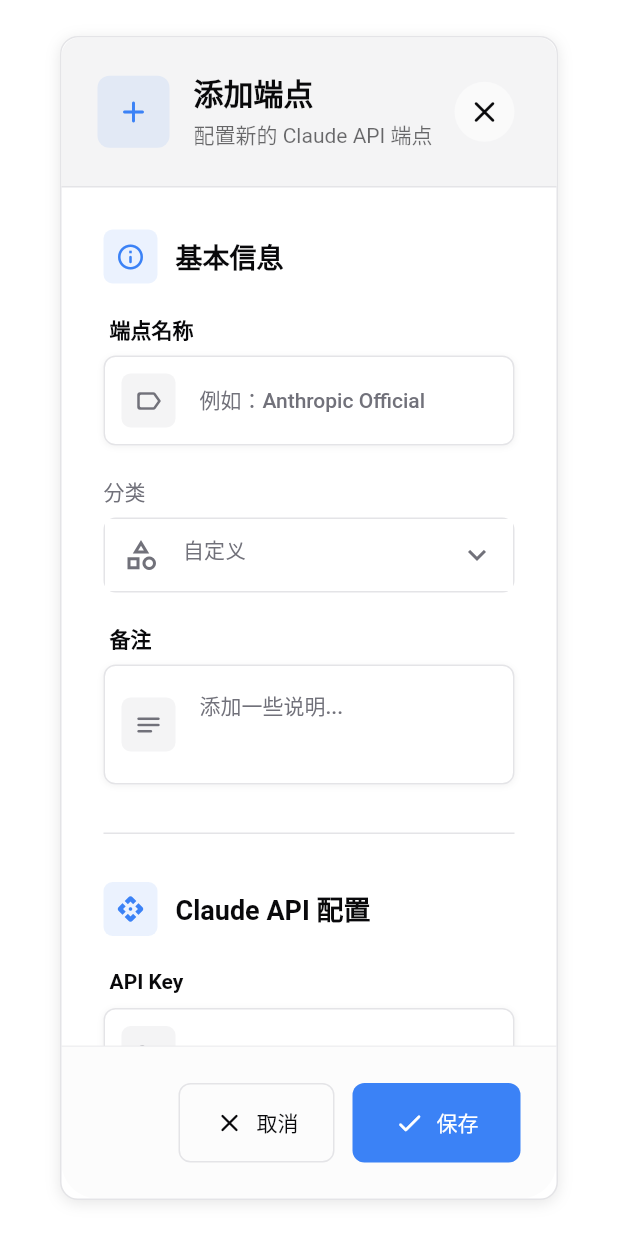
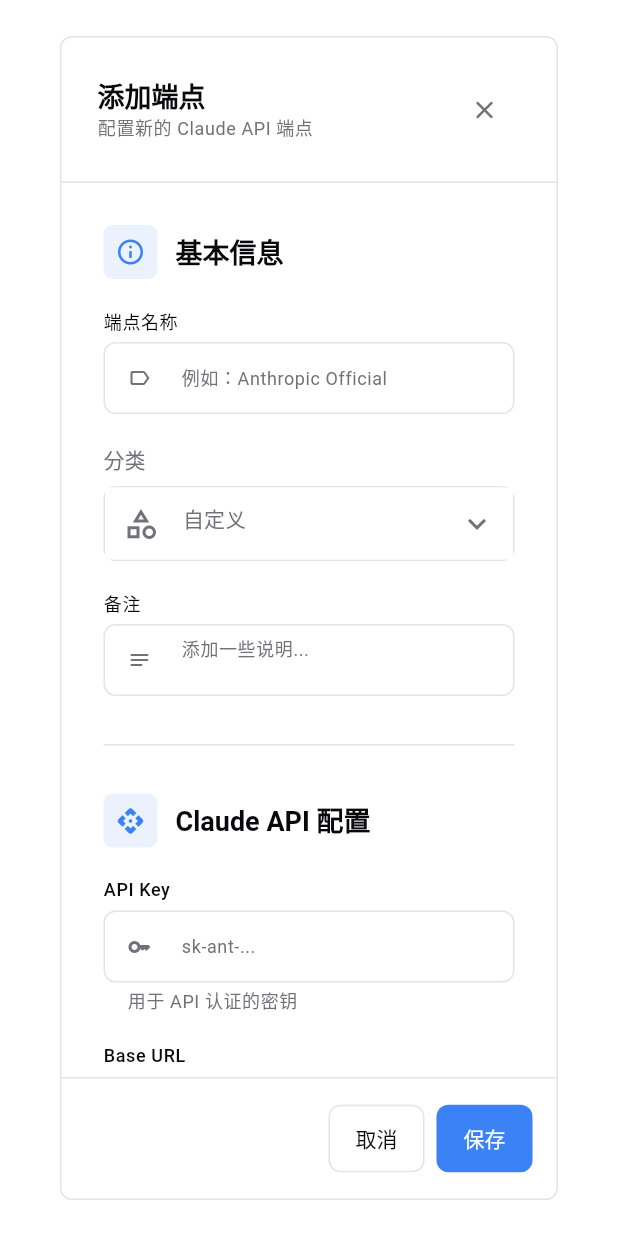
Before and after one commit to CalsRanna/code_proxy, a Flutter app: the EndpointFormDialog widget shown alone on an empty page, opened directly with empty values, on a phone screen of 412 x 824 dp. Run offline on Flutter 3.47's test engine with Material 3 defaults, Android fonts, the phone set to English and light mode, and no system bars; our stand-ins replace auto_route, get_it, shared_preferences, shelf, signals; missing offline and left inert: sqlite3; accounts and stored records are empty.

Commit message:
refactor: simplify UI design and improve styling consistency
The changes simplify and refine the UI design across multiple components, aligning more closely with Shadcn UI standards. Key changes include:

- Remove debug logging in proxy server
- Update ring colors to match official Shadcn standards
- Streamline dialog designs with simpler headers and consistent borders
- Simplify text field styling with cleaner borders and spacing
- Reduce visual complexity by removing excessive shadows and decorations
- Standardize spacing and border radius values
- Improve readability of form elements and headers

```diff
--- a/lib/services/proxy_server.dart
+++ b/lib/services/proxy_server.dart
@@ -426,11 +426,6 @@ class ProxyServer {
     // 保存实际使用的请求头（用于日志记录）
     final actualHeaders = Map<String, String>.from(headers);
 
-    // 打印转发请求信息到控制台
-    print(
-      '[Proxy] Forwarding ${request.method} ${upstreamUrl.toString()} -> ${endpoint.name}',
-    );
-
     // 获取超时配置（如果有）
     final timeoutMs = claudeConfig.env.apiTimeoutMs;
     final timeoutDuration = timeoutMs != null
--- a/lib/themes/shadcn_colors.dart
+++ b/lib/themes/shadcn_colors.dart
@@ -29,8 +29,8 @@ class ShadcnColors {
   /// 输入框边框色 - 同 border
   static const lightInput = Color(0xFFE4E4E7);
 
-  /// 聚焦环颜色 - 深色 (zinc-900)
-  static const lightRing = Color(0xFF18181B);
+  /// 聚焦环颜色 - 中灰 (zinc-400) - 官方标准
+  static const lightRing = Color(0xFFA1A1AA);
 
   // ==================== Dark Mode Colors ====================
 
@@ -58,8 +58,8 @@ class ShadcnColors {
   /// 输入框边框色 - 同 border
   static const darkInput = Color(0xFF27272A);
 
-  /// 聚焦环颜色 - 浅色 (zinc-300)
-  static const darkRing = Color(0xFFD4D4D8);
+  /// 聚焦环颜色 - 中深灰 (zinc-500) - 官方标准
+  static const darkRing = Color(0xFF71717A);
 
   // ==================== 状态颜色 ====================
 
--- a/lib/widgets/endpoint_form_dialog.dart
+++ b/lib/widgets/endpoint_form_dialog.dart
@@ -99,103 +99,68 @@ class _EndpointFormDialogState extends State<EndpointFormDialog> {
     final brightness = theme.brightness;
 
     return Dialog(
+      elevation: 0,
+      backgroundColor: ShadcnColors.card(brightness),
       shape: RoundedRectangleBorder(
-        borderRadius: BorderRadius.circular(ShadcnSpacing.radiusLarge),
+        borderRadius: BorderRadius.circular(ShadcnSpacing.radiusMedium),
       ),
-      elevation: 0,
-      backgroundColor: Colors.transparent,
       child: Container(
         constraints: const BoxConstraints(maxWidth: 680),
         decoration: BoxDecoration(
-          color: ShadcnColors.card(brightness),
-          borderRadius: BorderRadius.circular(ShadcnSpacing.radiusLarge),
+          borderRadius: BorderRadius.circular(ShadcnSpacing.radiusMedium),
           border: Border.all(
             color: ShadcnColors.border(brightness),
             width: ShadcnSpacing.borderWidth,
           ),
-          boxShadow: [
-            BoxShadow(
-              color: Colors.black.withValues(
-                alpha: brightness == Brightness.dark
-                    ? ShadcnSpacing.shadowOpacityDarkSmall
-                    : ShadcnSpacing.shadowOpacityLightMedium,
-              ),
-              blurRadius: ShadcnSpacing.shadowBlurMedium,
-              offset: Offset(0, ShadcnSpacing.shadowOffsetMedium),
-            ),
-          ],
         ),
         child: Column(
           mainAxisSize: MainAxisSize.min,
           children: [
-            // 标题栏（Shadcn 风格 - 纯色背景）
-            Container(
+            // 标题栏 - 极简设计，无背景色
+            Padding(
               padding: const EdgeInsets.all(ShadcnSpacing.spacing24),
-              decoration: BoxDecoration(
-                color: ShadcnColors.muted(brightness),
-                border: Border(
-                  bottom: BorderSide(
-                    color: ShadcnColors.border(brightness),
-                    width: ShadcnSpacing.borderWidth,
-                  ),
-                ),
-                borderRadius: BorderRadius.only(
-                  topLeft: Radius.circular(ShadcnSpacing.radiusLarge),
-                  topRight: Radius.circular(ShadcnSpacing.radiusLarge),
-                ),
-              ),
               child: Row(
                 children: [
-                  Container(
-                    padding: const EdgeInsets.all(ShadcnSpacing.spacing12),
-                    decoration: BoxDecoration(
-                      color: theme.colorScheme.primary.withValues(alpha: 0.1),
-                      borderRadius: BorderRadius.circular(ShadcnSpacing.radiusMedium),
-                    ),
-                    child: Icon(
-                      widget.endpoint == null
-                          ? Icons.add_rounded
-                          : Icons.edit_rounded,
-                      color: theme.colorScheme.primary,
-                      size: 24,
-                    ),
-                  ),
-                  const SizedBox(width: 16),
                   Expanded(
                     child: Column(
                       crossAxisAlignment: CrossAxisAlignment.start,
                       children: [
                         Text(
                           widget.endpoint == null ? '添加端点' : '编辑端点',
-                          style: theme.textTheme.headlineMedium?.copyWith(
-                            fontWeight: FontWeight.bold,
+                          style: theme.textTheme.titleLarge?.copyWith(
+                            fontWeight: FontWeight.w600,
                           ),
                         ),
-                        const SizedBox(height: 4),
-                        Text(
-                          widget.endpoint == null
-                              ? '配置新的 Claude API 端点'
-                              : '修改端点配置信息',
-                          style: theme.textTheme.bodyMedium?.copyWith(
-                            color: theme.colorScheme.onSurface.withValues(
-                              alpha: 0.6,
+                        if (widget.endpoint == null ||
+                            widget.endpoint != null) ...[
+                          const SizedBox(height: 2),
+                          Text(
+                            widget.endpoint == null
+                                ? '配置新的 Claude API 端点'
+                                : '修改端点配置信息',
+                            style: theme.textTheme.bodySmall?.copyWith(
+                              color: ShadcnColors.mutedForeground(brightness),
                             ),
                           ),
-                        ),
+                        ],
                       ],
                     ),
                   ),
                   IconButton(
                     onPressed: () => Navigator.pop(context),
-                    icon: const Icon(Icons.close_rounded),
+                    icon: const Icon(Icons.close_rounded, size: 20),
                     style: IconButton.styleFrom(
-                      backgroundColor: theme.colorScheme.surface.withValues(
-                        alpha: 0.5,
-                      ),
+                      foregroundColor: ShadcnColors.mutedForeground(brightness),
                     ),
                   ),
                 ],
               ),
+            ),
+            // 分隔线
+            Divider(
+              height: 1,
+              thickness: 1,
+              color: ShadcnColors.border(brightness),
             ),
             // 内容区域
             Flexible(
@@ -404,49 +369,25 @@ class _EndpointFormDialogState extends State<EndpointFormDialog> {
                 ),
               ),
             ),
-            // 精致的按钮栏
-            Container(
-              padding: const EdgeInsets.all(24),
-              decoration: BoxDecoration(
-                color: theme.colorScheme.surfaceContainerHighest.withValues(
-                  alpha: 0.3,
-                ),
-                borderRadius: const BorderRadius.only(
-                  bottomLeft: Radius.circular(24),
-                  bottomRight: Radius.circular(24),
-                ),
-                border: Border(
-                  top: BorderSide(
-                    color: theme.dividerColor.withValues(alpha: 0.5),
-                    width: 1,
-                  ),
-                ),
-              ),
+            // 底部按钮栏 - 极简设计
+            Divider(
+              height: 1,
+              thickness: 1,
+              color: ShadcnColors.border(brightness),
+            ),
+            Padding(
+              padding: const EdgeInsets.all(ShadcnSpacing.spacing16),
               child: Row(
                 mainAxisAlignment: MainAxisAlignment.end,
                 children: [
-                  OutlinedButton.icon(
+                  OutlinedButton(
                     onPressed: () => Navigator.pop(context),
-                    icon: const Icon(Icons.close_rounded, size: 20),
-                    label: const Text('取消'),
-                    style: OutlinedButton.styleFrom(
-                      padding: const EdgeInsets.symmetric(
-                        horizontal: 24,
-                        vertical: 16,
-                      ),
-                    ),
+                    child: const Text('取消'),
                   ),
-                  const SizedBox(width: 12),
-                  FilledButton.icon(
+                  const SizedBox(width: 8),
+                  FilledButton(
                     onPressed: _handleSave,
-                    icon: const Icon(Icons.check_rounded, size: 20),
-                    label: const Text('保存'),
-                    style: FilledButton.styleFrom(
-                      padding: const EdgeInsets.symmetric(
-                        horizontal: 28,
-                        vertical: 16,
-                      ),
-                    ),
+                    child: const Text('保存'),
                   ),
                 ],
               ),
@@ -463,7 +404,6 @@ class _EndpointFormDialogState extends State<EndpointFormDialog> {
     IconData icon,
   ) {
     final theme = Theme.of(context);
-    final brightness = theme.brightness;
 
     return Row(
       children: [
--- a/lib/widgets/log/log_detail_dialog.dart
+++ b/lib/widgets/log/log_detail_dialog.dart
@@ -1,7 +1,6 @@
 import 'dart:convert';
 import 'package:code_proxy/model/request_log.dart';
 import 'package:code_proxy/themes/shadcn_colors.dart';
-import 'package:code_proxy/themes/shadcn_color_helpers.dart';
 import 'package:code_proxy/themes/shadcn_spacing.dart';
 import 'package:code_proxy/widgets/common/shadcn_components.dart';
 import 'package:flutter/material.dart';
@@ -21,21 +20,36 @@ class LogDetailDialog extends StatelessWidget {
 
   @override
   Widget build(BuildContext context) {
+    final brightness = Theme.of(context).brightness;
+
     return Dialog(
+      elevation: 0,
+      backgroundColor: ShadcnColors.card(brightness),
       shape: RoundedRectangleBorder(
-        borderRadius: BorderRadius.circular(ShadcnSpacing.radiusLarge),
+        borderRadius: BorderRadius.circular(ShadcnSpacing.radiusMedium),
       ),
       child: Container(
         width: 600,
         constraints: const BoxConstraints(maxHeight: 700),
+        decoration: BoxDecoration(
+          borderRadius: BorderRadius.circular(ShadcnSpacing.radiusMedium),
+          border: Border.all(
+            color: ShadcnColors.border(brightness),
+            width: ShadcnSpacing.borderWidth,
+          ),
+        ),
         child: Column(
           mainAxisSize: MainAxisSize.min,
           children: [
             LogDetailHeader(log: log),
-            const Divider(height: 1),
+            Divider(
+              height: 1,
+              thickness: 1,
+              color: ShadcnColors.border(brightness),
+            ),
             Flexible(
               child: SingleChildScrollView(
-                padding: const EdgeInsets.all(ShadcnSpacing.spacing20),
+                padding: const EdgeInsets.all(ShadcnSpacing.spacing24),
                 child: Column(
                   crossAxisAlignment: CrossAxisAlignment.start,
                   children: [
@@ -187,27 +201,18 @@ class LogDetailHeader extends StatelessWidget {
 
   @override
   Widget build(BuildContext context) {
-    final brightness = Theme.of(context).brightness;
-    final statusColors = ShadcnColorHelpers.forStatus(
-      log.success ? StatusType.success : StatusType.error,
-      brightness,
-    );
+    final theme = Theme.of(context);
+    final brightness = theme.brightness;
 
-    return Container(
+    return Padding(
       padding: const EdgeInsets.all(ShadcnSpacing.spacing20),
-      decoration: BoxDecoration(
-        color: statusColors.background,
-        borderRadius: const BorderRadius.only(
-          topLeft: Radius.circular(ShadcnSpacing.radiusLarge),
-          topRight: Radius.circular(ShadcnSpacing.radiusLarge),
-        ),
-      ),
       child: Row(
         children: [
-          IconBadge(
-            icon: log.success ? Icons.check_circle : Icons.error,
-            color: statusColors.foreground,
-            size: IconBadgeSize.medium,
+          // 状态图标 - 极简设计
+          Icon(
+            log.success ? Icons.check_circle_rounded : Icons.error_rounded,
+            color: log.success ? ShadcnColors.success : ShadcnColors.error,
+            size: 20,
           ),
           const SizedBox(width: ShadcnSpacing.spacing12),
           Expanded(
@@ -216,24 +221,29 @@ class LogDetailHeader extends StatelessWidget {
               children: [
                 Text(
                   '${log.method} ${log.path}',
-                  style: Theme.of(context).textTheme.titleMedium?.copyWith(
-                        fontWeight: FontWeight.bold,
-                        fontFamily: 'monospace',
-                      ),
+                  style: theme.textTheme.titleMedium?.copyWith(
+                    fontWeight: FontWeight.w600,
+                    fontFamily: 'monospace',
+                  ),
+                  maxLines: 1,
+                  overflow: TextOverflow.ellipsis,
                 ),
-                const SizedBox(height: 4),
+                const SizedBox(height: 2),
                 Text(
                   log.success ? '请求成功' : '请求失败',
-                  style: Theme.of(context).textTheme.bodySmall?.copyWith(
-                        color: statusColors.foreground,
-                      ),
+                  style: theme.textTheme.bodySmall?.copyWith(
+                    color: ShadcnColors.mutedForeground(brightness),
+                  ),
                 ),
               ],
             ),
           ),
           IconButton(
-            icon: const Icon(Icons.close),
+            icon: const Icon(Icons.close_rounded, size: 20),
             onPressed: () => Navigator.of(context).pop(),
+            style: IconButton.styleFrom(
+              foregroundColor: ShadcnColors.mutedForeground(brightness),
+            ),
           ),
         ],
       ),
--- a/lib/widgets/modern_text_field.dart
+++ b/lib/widgets/modern_text_field.dart
@@ -3,6 +3,13 @@ import '../themes/shadcn_colors.dart';
 import '../themes/shadcn_spacing.dart';
 
 /// Shadcn UI 风格的文本输入框
+///
+/// 设计特点（真正的 Shadcn UI 风格）：
+/// - 极简设计，最少的装饰
+/// - 细边框，白色背景
+/// - Label 在外部，不浮动
+/// - 前缀图标简单直接，无背景
+/// - 聚焦时细微的 ring 效果
 class ModernTextField extends StatefulWidget {
   final TextEditingController? controller;
   final String? label;
@@ -40,18 +47,7 @@ class ModernTextField extends StatefulWidget {
 }
 
 class _ModernTextFieldState extends State<ModernTextField> {
-  bool _isFocused = false;
   final FocusNode _focusNode = FocusNode();
-
-  @override
-  void initState() {
-    super.initState();
-    _focusNode.addListener(() {
-      setState(() {
-        _isFocused = _focusNode.hasFocus;
-      });
-    });
-  }
 
   @override
   void dispose() {
@@ -66,52 +62,21 @@ class _ModernTextFieldState extends State<ModernTextField> {
 
     return Column(
       crossAxisAlignment: CrossAxisAlignment.start,
+      mainAxisSize: MainAxisSize.min,
       children: [
+        // Label 在外部，非常简单
         if (widget.label != null) ...[
-          Padding(
-            padding: const EdgeInsets.only(
-              left: ShadcnSpacing.spacing4,
-              bottom: ShadcnSpacing.spacing8,
-            ),
-            child: Text(
+          Text(
             widget.label!,
-              style: theme.textTheme.labelLarge?.copyWith(
-                fontWeight: FontWeight.w600,
-                color: _isFocused
-                    ? theme.colorScheme.primary
-                    : ShadcnColors.foreground(brightness),
+            style: theme.textTheme.bodySmall?.copyWith(
+              fontWeight: FontWeight.w500,
+              color: ShadcnColors.foreground(brightness),
             ),
           ),
-          ),
+          const SizedBox(height: 6),
         ],
-        AnimatedContainer(
-          duration: const Duration(milliseconds: 200),
-          decoration: BoxDecoration(
-            borderRadius: BorderRadius.circular(ShadcnSpacing.radiusMedium),
-            // Shadcn UI Ring 聚焦效果
-            boxShadow: _isFocused
-                ? [
-                    BoxShadow(
-                      color: theme.colorScheme.primary
-                          .withValues(alpha: ShadcnSpacing.ringOpacity),
-                      blurRadius: 0,
-                      spreadRadius: ShadcnSpacing.ringSpread,
-                      offset: const Offset(0, 0),
-                    ),
-                  ]
-                : [
-                    BoxShadow(
-                      color: Colors.black.withValues(
-                        alpha: brightness == Brightness.dark
-                            ? ShadcnSpacing.shadowOpacityDarkSmall
-                            : ShadcnSpacing.shadowOpacityLightSmall,
-                      ),
-                      blurRadius: ShadcnSpacing.shadowBlurSmall,
-                      offset: Offset(0, ShadcnSpacing.shadowOffsetSmall),
-                    ),
-                  ],
-          ),
-          child: TextFormField(
+        // 输入框 - 极简设计
+        TextFormField(
           controller: widget.controller,
           focusNode: _focusNode,
           obscureText: widget.obscureText,
@@ -121,81 +86,70 @@ class _ModernTextFieldState extends State<ModernTextField> {
           onTap: widget.onTap,
           validator: widget.validator,
           onChanged: widget.onChanged,
-            style: theme.textTheme.bodyLarge?.copyWith(
-              fontWeight: FontWeight.w500,
+          style: theme.textTheme.bodySmall?.copyWith(
+            color: ShadcnColors.foreground(brightness),
           ),
           decoration: InputDecoration(
             hintText: widget.hint,
+            hintStyle: theme.textTheme.bodySmall?.copyWith(
+              color: ShadcnColors.mutedForeground(brightness),
+            ),
             helperText: widget.helperText,
             helperStyle: theme.textTheme.bodySmall?.copyWith(
               color: ShadcnColors.mutedForeground(brightness),
+              fontSize: 12,
             ),
+            // 前缀图标 - 极简，无装饰
             prefixIcon: widget.prefixIcon != null
-                  ? Container(
-                      margin: const EdgeInsets.all(ShadcnSpacing.spacing12),
-                      padding: const EdgeInsets.all(ShadcnSpacing.spacing8),
-                      decoration: BoxDecoration(
-                        color: _isFocused
-                            ? theme.colorScheme.primary
-                                .withValues(alpha: 0.1)
-                            : ShadcnColors.muted(brightness),
-                        borderRadius:
-                            BorderRadius.circular(ShadcnSpacing.radiusSmall),
-                      ),
-                      child: Icon(
+                ? Icon(
                     widget.prefixIcon,
-                        color: _isFocused
-                            ? theme.colorScheme.primary
-                            : ShadcnColors.mutedForeground(brightness),
-                        size: ShadcnSpacing.iconMedium,
-                      ),
+                    color: ShadcnColors.mutedForeground(brightness),
+                    size: 16,
                   )
                 : null,
             suffixIcon: widget.suffixIcon,
+            // 背景色 - 白色或卡片色
             filled: true,
-              fillColor: ShadcnColors.card(brightness),
+            fillColor: ShadcnColors.background(brightness),
+            isDense: true,
             contentPadding: EdgeInsets.symmetric(
-                horizontal: widget.prefixIcon != null
-                    ? ShadcnSpacing.spacing16
-                    : ShadcnSpacing.spacing20,
-                vertical: widget.maxLines != null && widget.maxLines! > 1
-                    ? ShadcnSpacing.spacing16
-                    : ShadcnSpacing.spacing12,
+              horizontal: ShadcnSpacing.spacing12,
+              vertical: ShadcnSpacing.spacing8,
             ),
+            // 边框 - 标准圆角，细线
             border: OutlineInputBorder(
               borderRadius: BorderRadius.circular(ShadcnSpacing.radiusMedium),
               borderSide: BorderSide(
-                  color: ShadcnColors.border(brightness),
-                  width: ShadcnSpacing.borderWidth,
+                color: ShadcnColors.input(brightness),
+                width: 1,
               ),
             ),
             enabledBorder: OutlineInputBorder(
               borderRadius: BorderRadius.circular(ShadcnSpacing.radiusMedium),
               borderSide: BorderSide(
-                  color: ShadcnColors.border(brightness),
-                  width: ShadcnSpacing.borderWidth,
+                color: ShadcnColors.input(brightness),
+                width: 1,
               ),
             ),
             focusedBorder: OutlineInputBorder(
               borderRadius: BorderRadius.circular(ShadcnSpacing.radiusMedium),
               borderSide: BorderSide(
-                  color: theme.colorScheme.primary,
-                  width: ShadcnSpacing.borderWidthFocused,
+                color: ShadcnColors.ring(brightness),
+                width: 1,
               ),
             ),
             errorBorder: OutlineInputBorder(
               borderRadius: BorderRadius.circular(ShadcnSpacing.radiusMedium),
               borderSide: const BorderSide(
                 color: ShadcnColors.error,
-                  width: ShadcnSpacing.borderWidth,
+                width: 1,
               ),
             ),
             focusedErrorBorder: OutlineInputBorder(
               borderRadius: BorderRadius.circular(ShadcnSpacing.radiusMedium),
               borderSide: const BorderSide(
                 color: ShadcnColors.error,
-                  width: ShadcnSpacing.borderWidthFocused,
-                ),
+                width: 1,
               ),
             ),
           ),
```
Lines whose indentation alone changed are shown as unchanged.
